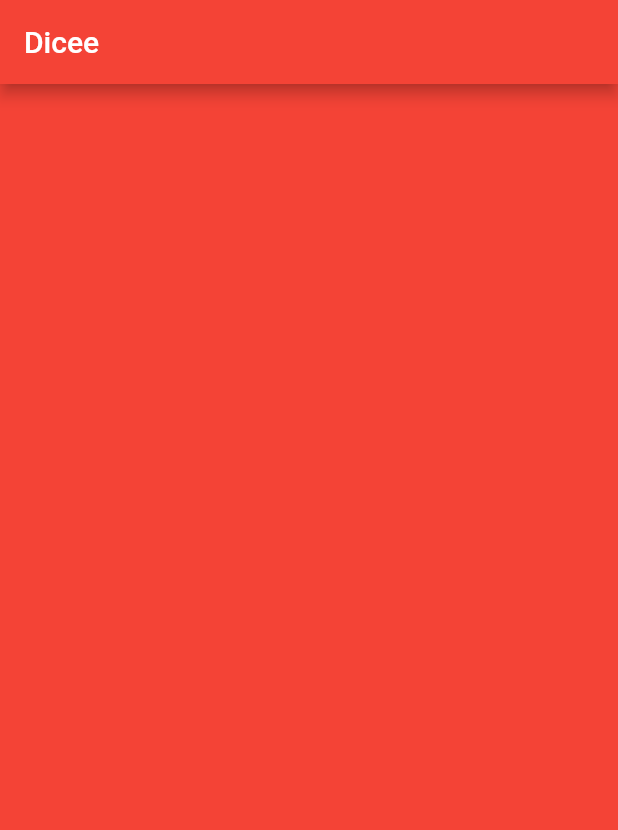
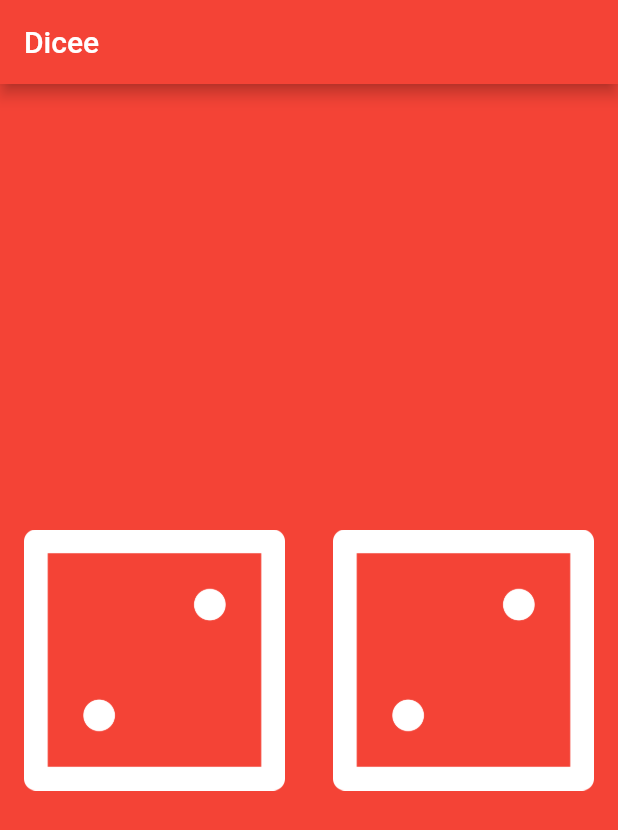
Before and after one commit to Archanciel/Flutter_Angela_course, a Flutter app: the screen it shows after launch, on a phone screen of 412 x 824 dp. Shown: the top 830 px of the screen. Run offline on Flutter 3.47's test engine with Material 2 defaults, Android fonts, the phone set to English and light mode, and no system bars.

Commit message:
Update main.dart

```diff
--- a/dicee_flutter_master/lib/main.dart
+++ b/dicee_flutter_master/lib/main.dart
@@ -18,6 +18,19 @@ void main() {
 class DicePage extends StatelessWidget {
   @override
   Widget build(BuildContext context) {
-    return Container();
+    return Center(
+      child: Row(
+        children: [
+          Expanded(child: Padding(
+            padding: const EdgeInsets.all(16.0),
+            child: Image.asset('images/dice2.png'),
+          )),
+          Expanded(child: Padding(
+            padding: const EdgeInsets.all(16.0),
+            child: Image.asset('images/dice2.png'),
+          )),
+        ],
+      ),
+    );
   }
 }
```
